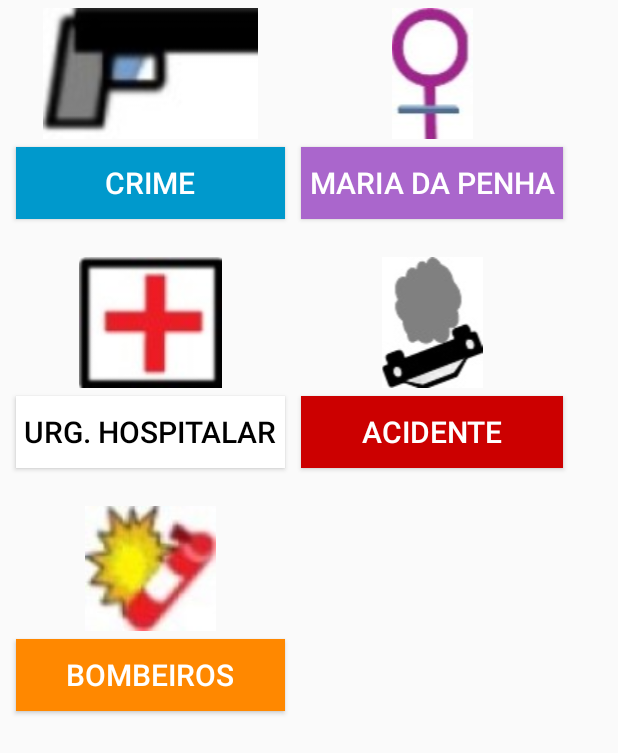
After one commit to kairiroberto/sos, an Android app: the layout activity_sos_menu2.xml on its own in the app's theme, with its tools: preview values and no code run, on a phone screen of 412 x 824 dp. The commit adds this screen. Shown: the top 753 px of the screen. Run offline under Robolectric (Android 15) with nearby library versions, the phone set to English and light mode, and no system bars.

Commit message:
Add files via upload

```diff
--- a/ANDROID/src/main/java/com/roberto/myapplication/MenuActivity.java
+++ b/ANDROID/src/main/java/com/roberto/myapplication/MenuActivity.java
@@ -52,7 +52,7 @@
         //atualizarListas();
         Intent i = null;
         if (v.getId() == R.id.bSosMenu) {
-            i = new Intent(this, SosMenuActivity.class);
+            i = new Intent(this, SosMenu2Activity.class);
         } else if (v.getId() == R.id.bMapaMenu) {
             i = new Intent(this, MapsActivity2.class);
         } else if (v.getId() == R.id.bMeusSosMenu) {
--- /dev/null
+++ b/ANDROID/src/main/res/layout/activity_sos_menu2.xml
@@ -0,0 +1,114 @@
+<?xml version="1.0" encoding="utf-8"?>
+<ScrollView xmlns:android="http://schemas.android.com/apk/res/android"
+    android:layout_width="match_parent"
+    android:layout_height="match_parent">
+
+    <TableLayout
+        android:layout_width="match_parent"
+        android:layout_height="match_parent"
+        android:layout_margin="5dp">
+
+        <TableRow>
+
+            <ImageView
+                android:layout_height="match_parent"
+                android:src="@drawable/arma"/>
+
+            <ImageView
+                android:layout_height="match_parent"
+                android:src="@drawable/mulher"/>
+
+        </TableRow>
+
+        <TableRow
+            android:layout_marginBottom="20dp">
+
+            <Button
+                android:id="@+id/bCrimeSos2"
+                android:layout_width="match_parent"
+                android:layout_height="wrap_content"
+                android:layout_margin="5dp"
+                android:background="@android:color/holo_blue_dark"
+                android:padding="5dp"
+                android:text="CRIME"
+                android:textColor="@android:color/background_light"
+                android:textSize="20dp" />
+
+            <Button
+                android:id="@+id/bMariaPenhaSos2"
+                android:layout_width="match_parent"
+                android:layout_height="wrap_content"
+                android:layout_margin="5dp"
+                android:background="@android:color/holo_purple"
+                android:padding="5dp"
+                android:text="MARIA DA PENHA"
+                android:textColor="@android:color/background_light"
+                android:textSize="20dp" />
+
+        </TableRow>
+
+        <TableRow>
+
+            <ImageView
+                android:layout_height="match_parent"
+                android:src="@drawable/emergencia"/>
+
+            <ImageView
+                android:layout_height="match_parent"
+                android:src="@drawable/acidente"/>
+
+        </TableRow>
+
+        <TableRow
+            android:layout_marginBottom="20dp">
+
+            <Button
+                android:id="@+id/bUrgenciaSos2"
+                android:layout_width="match_parent"
+                android:layout_height="wrap_content"
+                android:layout_margin="5dp"
+                android:background="@android:color/background_light"
+                android:padding="5dp"
+                android:text="URG. HOSPITALAR"
+                android:textColor="@android:color/black"
+                android:textSize="20dp" />
+
+            <Button
+                android:id="@+id/bAcidenteSos2"
+                android:layout_width="match_parent"
+                android:layout_height="wrap_content"
+                android:layout_margin="5dp"
+                android:background="@android:color/holo_red_dark"
+                android:padding="5dp"
+                android:text="ACIDENTE"
+                android:textColor="@android:color/background_light"
+                android:textSize="20dp" />
+
+        </TableRow>
+
+        <TableRow>
+
+            <ImageView
+                android:src="@drawable/fogo" />
+
+        </TableRow>
+
+        <TableRow
+            android:layout_marginBottom="20dp">
+
+            <Button
+                android:id="@+id/bBombeiroSos2"
+                android:layout_width="match_parent"
+                android:layout_height="wrap_content"
+                android:layout_margin="5dp"
+                android:background="@android:color/holo_orange_dark"
+                android:padding="5dp"
+                android:text="BOMBEIROS"
+                android:textColor="@android:color/background_light"
+                android:textSize="20dp" />
+
+        </TableRow>
+
+    </TableLayout>
+
+</ScrollView>
```
Also changed, not shown: ANDROID/src/main/java/com/roberto/myapplication/MapsActivity2.java (+64 -8 lines), ANDROID/src/main/java/com/roberto/myapplication/SosMenu2Activity.java (added, +50 -0 lines), ANDROID/src/main/res/drawable/acidente.jpg (added), ANDROID/src/main/res/drawable/acidente2.jpg (added), ANDROID/src/main/res/drawable/arma.jpg (added), ANDROID/src/main/res/drawable/arma2.jpg (added), ANDROID/src/main/res/drawable/casa.jpg (added), ANDROID/src/main/res/drawable/casa2.jpg (added), ANDROID/src/main/res/drawable/emergencia.jpg (added), ANDROID/src/main/res/drawable/emergencia2.jpg (added), ANDROID/src/main/res/drawable/fogo.jpg (added), ANDROID/src/main/res/drawable/fogo2.jpg (added), ANDROID/src/main/res/drawable/mulher.jpg (added), ANDROID/src/main/res/drawable/mulher2.jpg (added).
